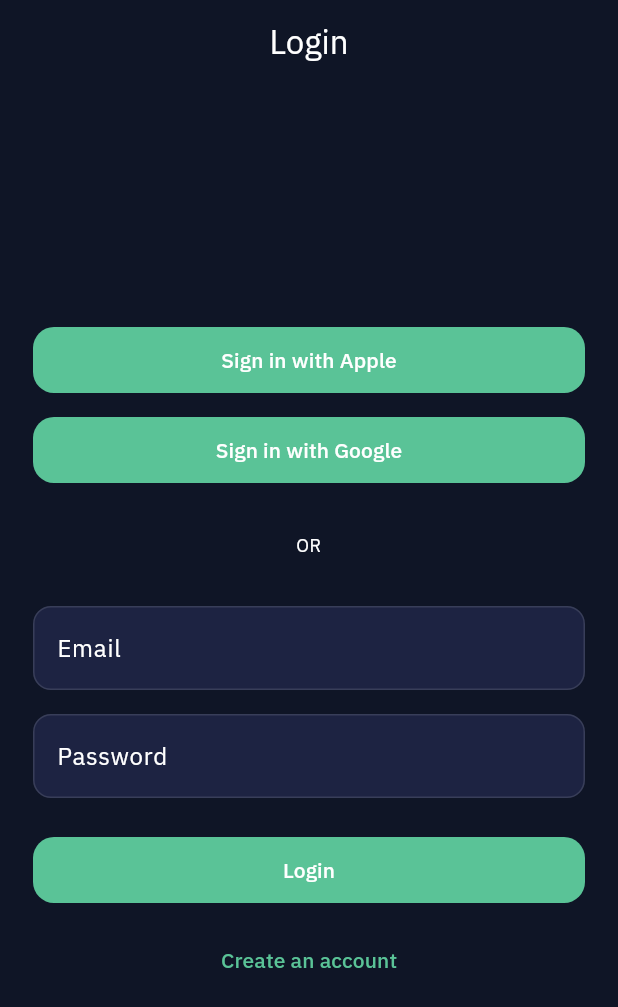
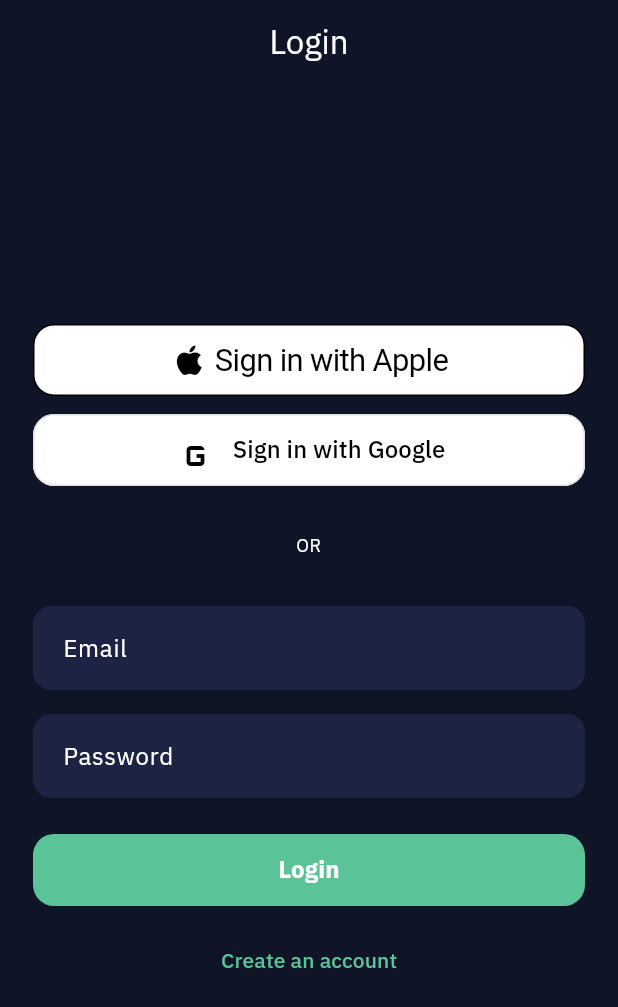
Before and after one commit to dmitrii-kovalenko/diplomacy-app, a Flutter app: the screen it shows after launch, after a tap on "Speichern", on a phone screen of 412 x 824 dp. Shown: the top 1007 px of the screen. Run offline on Flutter 3.47's test engine with Material 3 defaults, Android fonts, the phone set to English and light mode, and no system bars; drawn by our look-alikes of sign_in_with_apple; our stand-ins replace dio, firebase_analytics, firebase_core, firebase_messaging, flutter_secure_storage, google_fonts and 2 more; missing offline and left inert: cryptography; accounts and stored records are empty; generated files the repository leaves out were written again; network calls fail.

Commit message:
style: polish auth buttons and inputs for premium Apple HIG feel

```diff
--- a/lib/main.dart
+++ b/lib/main.dart
@@ -178,18 +178,19 @@ class DiplomacyApp extends StatelessWidget {
         inputDecorationTheme: InputDecorationTheme(
           border: OutlineInputBorder(
             borderRadius: BorderRadius.circular(12),
-            borderSide: const BorderSide(color: Colors.white24),
+            borderSide: BorderSide.none,
           ),
           enabledBorder: OutlineInputBorder(
             borderRadius: BorderRadius.circular(12),
-            borderSide: const BorderSide(color: Colors.white12),
+            borderSide: BorderSide.none,
           ),
           focusedBorder: OutlineInputBorder(
             borderRadius: BorderRadius.circular(12),
-            borderSide: const BorderSide(color: colorAccent),
+            borderSide: const BorderSide(color: colorAccent, width: 2),
           ),
           filled: true,
           fillColor: colorSurface,
+          contentPadding: const EdgeInsets.symmetric(horizontal: 16, vertical: 16),
         ),
         useMaterial3: true,
       ),
--- a/lib/screens/auth/login_screen.dart
+++ b/lib/screens/auth/login_screen.dart
@@ -1,4 +1,5 @@
 import 'package:flutter/material.dart';
+import 'package:sign_in_with_apple/sign_in_with_apple.dart';
 import 'package:flutter_gen/gen_l10n/app_localizations.dart';
 import '../../services/auth_service.dart';
 import 'register_screen.dart';
@@ -114,14 +115,34 @@ class _LoginScreenState extends State<LoginScreen> {
                   if (_isLoading)
                     const Center(child: CircularProgressIndicator())
                   else ...[
-                    ElevatedButton(
+                    SignInWithAppleButton(
                       onPressed: _loginWithApple,
-                      child: Text(loc.signInWithApple),
+                      text: loc.signInWithApple,
+                      style: SignInWithAppleButtonStyle.whiteOutlined,
+                      borderRadius: const BorderRadius.all(Radius.circular(14)),
+                      height: 48,
                     ),
                     const SizedBox(height: 12),
-                    ElevatedButton(
-                      onPressed: _loginWithGoogle,
-                      child: Text(loc.signInWithGoogle),
+                    SizedBox(
+                      height: 48,
+                      width: double.infinity,
+                      child: ElevatedButton.icon(
+                        onPressed: _loginWithGoogle,
+                        icon: const Icon(Icons.g_mobiledata, size: 32, color: Colors.black),
+                        label: Text(
+                          loc.signInWithGoogle,
+                          style: const TextStyle(color: Colors.black, fontSize: 16, fontWeight: FontWeight.w500),
+                        ),
+                        style: ElevatedButton.styleFrom(
+                          backgroundColor: Colors.white,
+                          foregroundColor: Colors.black,
+                          elevation: 0,
+                          shape: RoundedRectangleBorder(
+                            borderRadius: BorderRadius.circular(14),
+                            side: BorderSide(color: Colors.grey.shade300),
+                          ),
+                        ),
+                      ),
                     ),
                     const SizedBox(height: 32),
                     Text(
@@ -144,9 +165,13 @@ class _LoginScreenState extends State<LoginScreen> {
                       obscureText: true,
                     ),
                     const SizedBox(height: 24),
-                    ElevatedButton(
-                      onPressed: _login,
-                      child: Text(loc.login),
+                    SizedBox(
+                      height: 48,
+                      width: double.infinity,
+                      child: ElevatedButton(
+                        onPressed: _login,
+                        child: Text(loc.login, style: const TextStyle(fontSize: 16, fontWeight: FontWeight.bold)),
+                      ),
                     ),
                     const SizedBox(height: 12),
                     TextButton(
```
